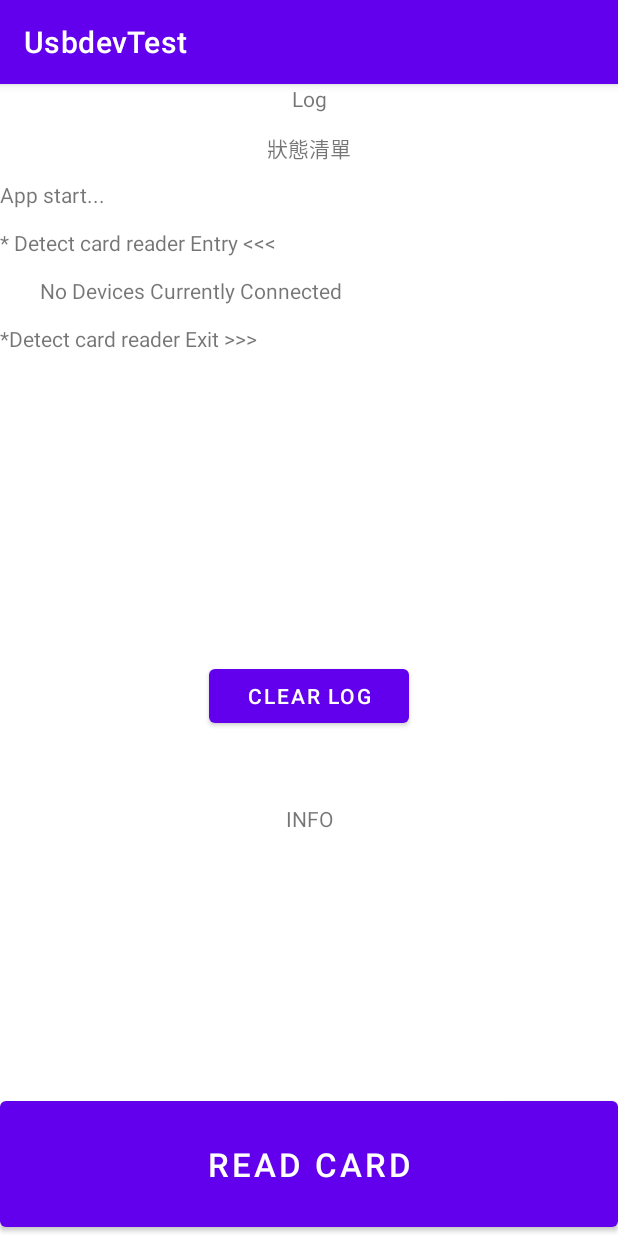
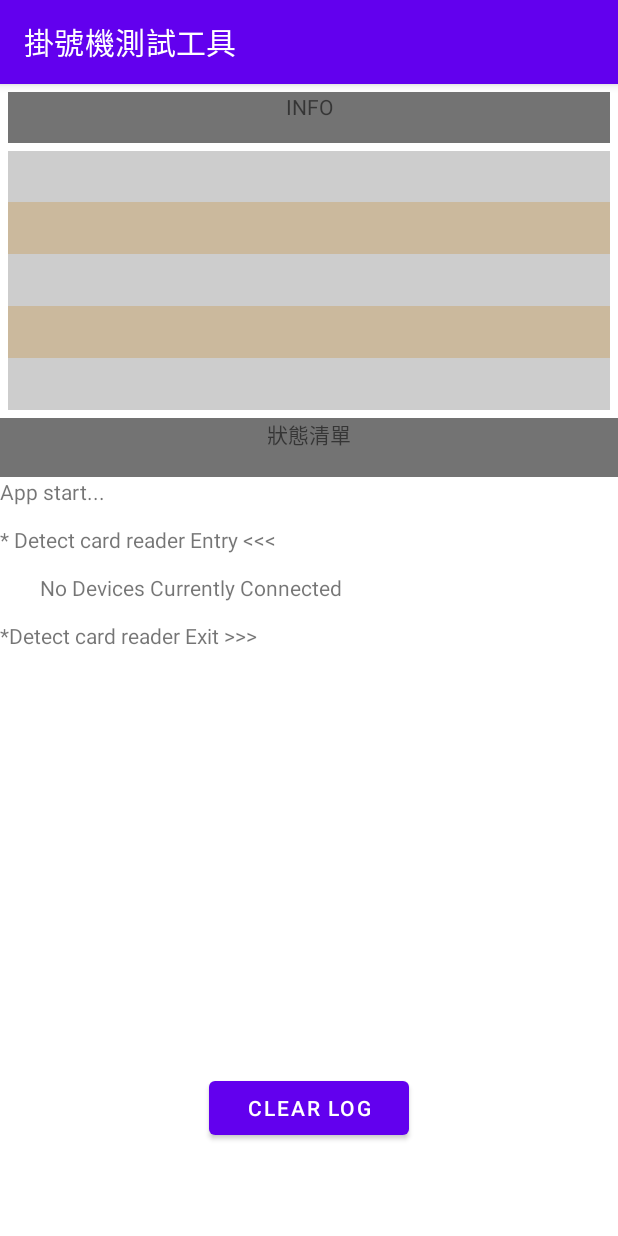
Before and after one commit to jacky7612/android_UsbdevTest, an Android app: the screen it shows after launch (MainActivity), on a phone screen of 412 x 824 dp. Run offline under Robolectric (Android 15) with nearby library versions, the phone set to English and light mode, and no system bars.

Commit message:
畫面調整

```diff
--- a/app/src/main/java/com/tech/usbdevtest/MainActivity.kt
+++ b/app/src/main/java/com/tech/usbdevtest/MainActivity.kt
@@ -78,19 +78,19 @@ class MainActivity : AppCompatActivity() {
             }
             if (model_UsbCr.model_Plugin == true) {
                 msg+=model_UsbCr.tracelog(model_UsbCr.readHealthCardData())
-                cardID.text     = model_UsbCr.model_cardID
-                Name.text       = model_UsbCr.model_Name
-                Identity.text   = model_UsbCr.model_Identity
-                Birthday.text   = model_UsbCr.model_Birthday
-                Sex.text        = model_UsbCr.model_Sex
+                cardID.text     = "\t\t" + model_UsbCr.model_cardID
+                Name.text       = "\t\t" + model_UsbCr.model_Name
+                Identity.text   = "\t\t" + model_UsbCr.model_Identity
+                Birthday.text   = "\t\t" + model_UsbCr.model_Birthday
+                Sex.text        = "\t\t" + model_UsbCr.model_Sex
             }
         } catch (e: IllegalArgumentException) {
             msg+=model_UsbCr.tracelog("btnReadCard :$e\n")
         } finally {
             if (model_UsbCr.model_Plugin)
-                msg+=model_UsbCr.tracelog("plugin = true\n")
+                msg+=model_UsbCr.tracelog("偵測到卡片!\n")
             else
-                msg+=model_UsbCr.tracelog("plugin = false\n")
+                msg+=model_UsbCr.tracelog("請插入卡片!\n")
             printResult(msg)
         }
     }
@@ -150,6 +150,7 @@ class MainActivity : AppCompatActivity() {
         model_api = ApiInfo()
         model_webview.loadUrl(model_api.model_url)
         model_webview.isVisible = false
+        if (usb_prepare_succeed == false) return
         var msg = ""
         // 執行於Background Thread
         Thread(Runnable {
@@ -188,8 +189,4 @@ class MainActivity : AppCompatActivity() {
         } catch (e: Exception) {
         }
     }
-
-    fun btnReadCard_Click(view: View) {
-        Proc()
-    }
 }
--- a/app/src/main/java/com/tech/usbdevtest/UsbCardreader.kt
+++ b/app/src/main/java/com/tech/usbdevtest/UsbCardreader.kt
@@ -280,8 +280,9 @@ class UsbCardreader {
     }
 
     public fun initCardreader(): Boolean {
+        var fRet = false
+        if (model_usbManager == null) return fRet;
         val deviceList = model_usbManager.getDeviceList()
-        var fRet       = false
 
         model_Msg += "* Detect card reader Entry <<<\n\n"
         try {
--- a/app/src/main/res/layout/activity_main.xml
+++ b/app/src/main/res/layout/activity_main.xml
@@ -15,17 +15,80 @@
     <LinearLayout
         android:layout_width="match_parent"
         android:layout_height="0dip"
+        android:layout_weight="4"
         android:orientation="vertical"
-        android:layout_weight="8">
-
+        android:layout_marginBottom="5dp"
+        >
         <TextView
             android:layout_width="match_parent"
             android:layout_height="0dip"
             android:layout_weight="1"
+            android:layout_marginLeft="5dp"
+            android:layout_marginRight="5dp"
+            android:layout_marginTop="5dp"
+            android:layout_marginBottom="5dp"
+            android:gravity="center_horizontal"
+            android:background="#737373"
+            android:text="INFO" />
+
+        <TextView
+            android:id="@+id/info_cardID"
+            android:textColor="@color/black"
+            android:background="#cdcdcd"
+            android:layout_width="match_parent"
+            android:layout_height="0dip"
+            android:layout_weight="1"
             android:layout_marginBottom="0dp"
-            android:scrollbars="vertical"
-            android:gravity="center_horizontal"
-            android:text="Log" />
+            android:layout_marginLeft="5dp"
+            android:layout_marginRight="5dp" />
+        <TextView
+            android:id="@+id/info_Name"
+            android:textColor="@color/black"
+            android:background="#cbb99d"
+            android:layout_width="match_parent"
+            android:layout_height="0dip"
+            android:layout_weight="1"
+            android:layout_marginBottom="0dp"
+            android:layout_marginLeft="5dp"
+            android:layout_marginRight="5dp"/>
+        <TextView
+            android:id="@+id/info_Identity"
+            android:textColor="@color/black"
+            android:background="#cdcdcd"
+            android:layout_width="match_parent"
+            android:layout_height="0dip"
+            android:layout_weight="1"
+            android:layout_marginBottom="0dp"
+            android:layout_marginLeft="5dp"
+            android:layout_marginRight="5dp"/>
+
+        <TextView
+            android:id="@+id/info_Birthday"
+            android:textColor="@color/black"
+            android:background="#cbb99d"
+            android:layout_width="match_parent"
+            android:layout_height="0dip"
+            android:layout_weight="1"
+            android:layout_marginBottom="0dp"
+            android:layout_marginLeft="5dp"
+            android:layout_marginRight="5dp"/>
+        <TextView
+            android:id="@+id/info_Sex"
+            android:textColor="@color/black"
+            android:background="#cdcdcd"
+            android:layout_width="match_parent"
+            android:layout_height="0dip"
+            android:layout_weight="1"
+            android:layout_marginBottom="0dp"
+            android:layout_marginLeft="5dp"
+            android:layout_marginRight="5dp"/>
+    </LinearLayout>
+
+    <LinearLayout
+        android:layout_width="match_parent"
+        android:layout_height="0dip"
+        android:orientation="vertical"
+        android:layout_weight="8">
 
         <TextView
             android:id="@+id/st_status"
@@ -35,6 +98,7 @@
             android:layout_weight="1"
             android:gravity="center_horizontal"
             android:scrollbars="vertical"
+            android:background="#737373"
             android:text="status" />
 
         <TextView
@@ -64,74 +128,4 @@
     </LinearLayout>
 
 
-    <LinearLayout
-        android:layout_width="match_parent"
-        android:layout_height="0dip"
-        android:layout_weight="4"
-        android:orientation="vertical"
-        >
-        <TextView
-            android:layout_width="match_parent"
-            android:layout_height="0dip"
-            android:layout_weight="1"
-            android:layout_marginBottom="0dp"
-            android:gravity="center_horizontal"
-            android:text="INFO" />
-
-        <TextView
-            android:id="@+id/info_cardID"
-            android:layout_width="match_parent"
-            android:layout_height="0dip"
-            android:layout_weight="1"
-            android:layout_marginBottom="0dp"
-            android:layout_marginLeft="20dp" />
-        <TextView
-            android:id="@+id/info_Name"
-            android:layout_width="match_parent"
-            android:layout_height="0dip"
-            android:layout_weight="1"
-            android:layout_marginBottom="0dp"
-            android:layout_marginLeft="20dp"/>
-        <TextView
-            android:id="@+id/info_Identity"
-            android:layout_width="match_parent"
-            android:layout_height="0dip"
-            android:layout_weight="1"
-            android:layout_marginBottom="0dp"
-            android:layout_marginLeft="20dp"/>
-
-        <TextView
-            android:id="@+id/info_Birthday"
-            android:layout_width="match_parent"
-            android:layout_height="0dip"
-            android:layout_weight="1"
-            android:layout_marginBottom="0dp"
-            android:layout_marginLeft="20dp"/>
-        <TextView
-            android:id="@+id/info_Sex"
-            android:layout_width="match_parent"
-            android:layout_height="0dip"
-            android:layout_weight="1"
-            android:layout_marginBottom="0dp"
-            android:layout_marginLeft="20dp"/>
-
-    </LinearLayout>
-
-    <LinearLayout
-        android:layout_width="match_parent"
-        android:layout_height="0dip"
-        android:layout_weight="2"
-        android:orientation="horizontal">
-
-        <Button
-            android:id="@+id/btsend"
-            android:layout_width="0dip"
-            android:layout_height="match_parent"
-            android:layout_weight="5"
-            android:onClick="btnReadCard_Click"
-            android:text="@string/btsend"
-            android:textSize="22sp" />
-
-    </LinearLayout>
-
 </LinearLayout>
--- a/app/src/main/res/values/strings.xml
+++ b/app/src/main/res/values/strings.xml
@@ -1,7 +1,6 @@
 <resources>
-    <string name="app_name">UsbdevTest</string>
+    <string name="app_name">掛號機測試工具</string>
     <string name="status_added">新增裝置</string>
     <string name="status_removed">移除裝置</string>
     <string name="status_list">狀態清單</string>
-    <string name="btsend">Read Card</string>
 </resources>
```
